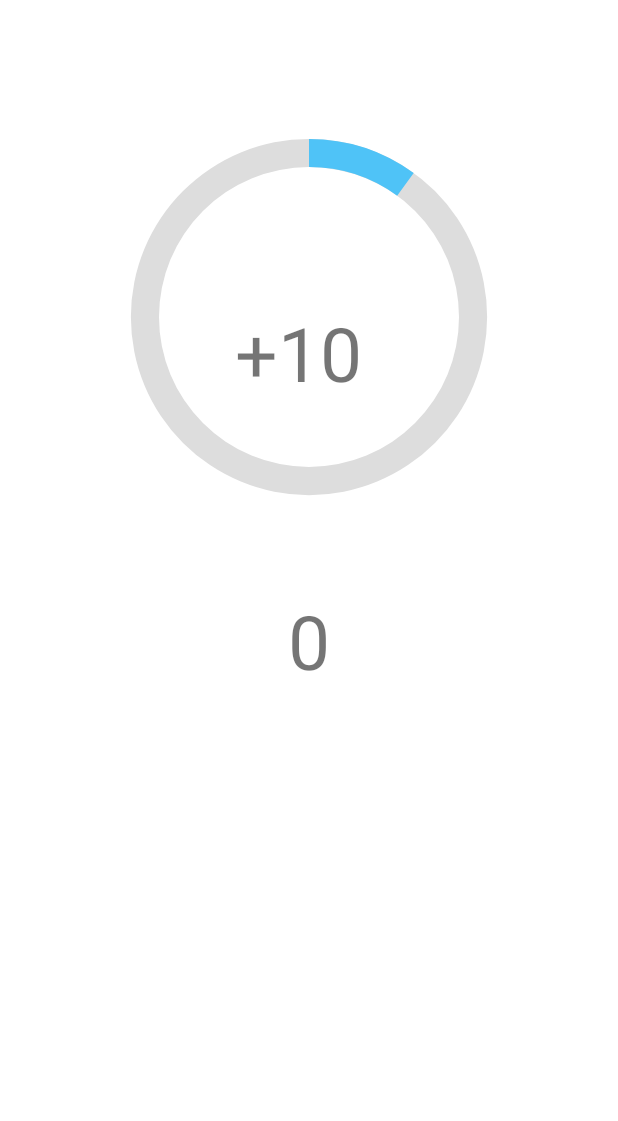
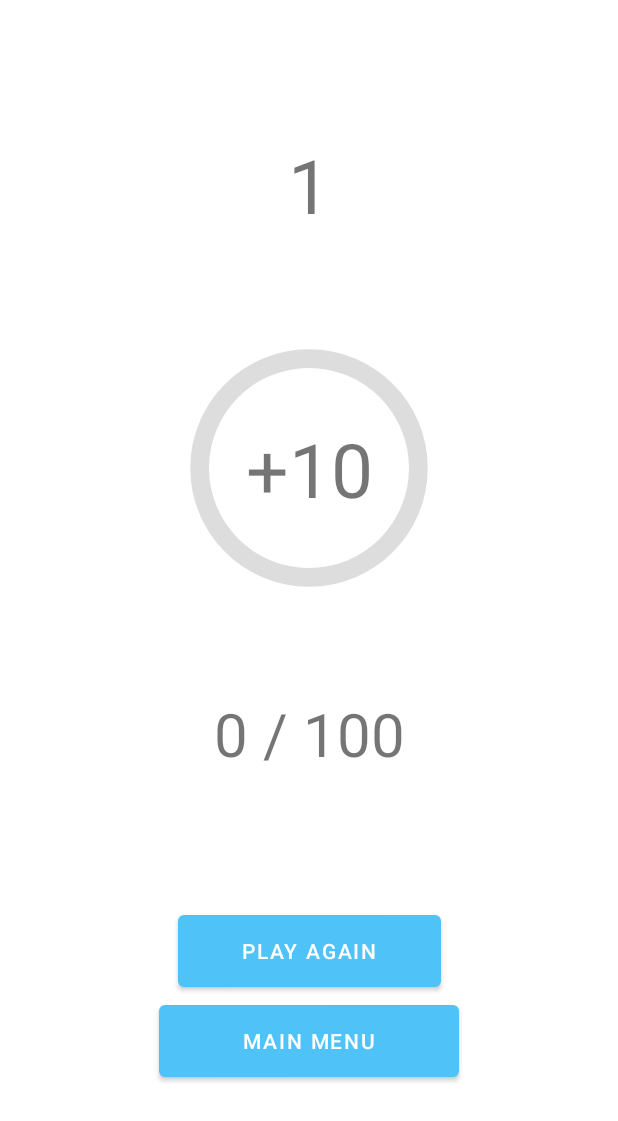
Before and after one commit to AndrewLockVI/TheOfficeQuiz, an Android app: the EndScreen screen opened directly, with no data from a screen before it, on a phone screen of 412 x 824 dp. Shown: the top 1121 px of the screen. Run offline under Robolectric (Android 15) with nearby library versions, the phone set to English and light mode, and no system bars; 3 statements that could not run were skipped.

Commit message:
Plugged in values to the end screen and created movement between activities at the end of the game.

```diff
--- a/app/src/main/java/com/nebuladev/quizgame/EndScreen.kt
+++ b/app/src/main/java/com/nebuladev/quizgame/EndScreen.kt
@@ -1,8 +1,10 @@
 package com.nebuladev.quizgame
 
+import android.content.Intent
 import android.content.SharedPreferences
 import androidx.appcompat.app.AppCompatActivity
 import android.os.Bundle
+import android.widget.Button
 import android.widget.ProgressBar
 import android.widget.TextView
 import androidx.core.app.NotificationCompat.getExtras
@@ -16,18 +18,57 @@ class EndScreen : AppCompatActivity() {
     override fun onCreate(savedInstanceState: Bundle?) {
         super.onCreate(savedInstanceState)
         setContentView(R.layout.activity_end_screen)
+        var levelScore = 100
         var score : String = getIntent().getStringExtra("score").toString()
         var  scoreText : TextView = findViewById(R.id.scoreText)
         var progressBar1 : ProgressBar = findViewById(R.id.progressToLevel)
         scoreText.text = "+" + (score.substringBefore("/").toInt() * 10).toString()
-        progressBar1.progress = scoreText.text.toString().toInt()
         var sharedPreferences : SharedPreferences = getSharedPreferences("score" , MODE_PRIVATE)
         var sharedPreferencesEditor : SharedPreferences.Editor = sharedPreferences.edit()
         sharedPreferencesEditor.putInt("score", sharedPreferences.getInt("score" , 0) + score.substringBefore("/").toInt() * 10)
         sharedPreferencesEditor.commit()
+        if(sharedPreferences.getInt("score", MODE_PRIVATE) >= (sharedPreferences.getInt("level", MODE_PRIVATE)) * levelScore)
+        {
+            sharedPreferencesEditor.putInt("level" , sharedPreferences.getInt("level", MODE_PRIVATE) + 1)
+        }
 
+
+
+        sharedPreferencesEditor.commit()
+        var level : TextView = findViewById(R.id.level)
+        level.text = (sharedPreferences.getInt("level" , MODE_PRIVATE)).toString()
+        var totalScoreInt = sharedPreferences.getInt("score" , MODE_PRIVATE).toString() + " / " + ((sharedPreferences.getInt("level" , MODE_PRIVATE)) * levelScore).toString()
         var totalScore : TextView = findViewById(R.id.totalScore)
-        totalScore.text = sharedPreferences.getInt("score" , 0).toString()
+        totalScore.text = totalScoreInt
+
+        progressBar1.progress = (((sharedPreferences.getInt("score" , MODE_PRIVATE).toDouble() - (sharedPreferences.getInt("level" , MODE_PRIVATE).toDouble() - 1) * levelScore) / levelScore) * 100).toInt()
+
+
+        var mainMenu : Button = findViewById(R.id.mainMenu)
+        mainMenu.setOnClickListener(){
+            var intentMenu : Intent = Intent(this,LandingPage::class.java)
+            startActivity(intentMenu)
+        }
+        var playAgain : Button = findViewById(R.id.playAgain)
+        playAgain.setOnClickListener(){
+            var intentPlay : Intent = Intent(this,MainActivity::class.java)
+            startActivity(intentPlay)
+
+        }
+
+
+
+
+    }
+
+
+    fun resetPrefs()
+    {
+        var sharedPreferences : SharedPreferences = getSharedPreferences("score" , MODE_PRIVATE)
+        var sharedPreferencesEditor : SharedPreferences.Editor = sharedPreferences.edit()
+        sharedPreferencesEditor.putInt("score" , 0)
+        sharedPreferencesEditor.putInt("level" , 0)
+        sharedPreferencesEditor.commit()
     }
 
 
--- a/app/src/main/res/drawable/progress_bar_circualr.xml
+++ b/app/src/main/res/drawable/progress_bar_circualr.xml
@@ -17,12 +17,7 @@
             >
             <solid android:color="@color/light_blue" />
         </shape>
+    </item>
 
 
-
-
-
-
-    </item>
-
 </layer-list>
--- a/app/src/main/res/layout/activity_end_screen.xml
+++ b/app/src/main/res/layout/activity_end_screen.xml
@@ -4,65 +4,123 @@
     xmlns:tools="http://schemas.android.com/tools"
     android:layout_width="match_parent"
     android:layout_height="match_parent"
-    tools:context=".EndScreen">
-<LinearLayout
-    android:layout_width="match_parent"
-    android:layout_height="match_parent"
-    android:gravity="center"
-    android:orientation="vertical">
+    tools:context=".EndScreen"
+    android:translationY="-100dp">
+
     <ProgressBar
         android:id="@+id/progressToLevel"
         android:layout_width="wrap_content"
         android:layout_height="wrap_content"
+        android:layout_weight="1"
+        android:indeterminateOnly="false"
+        android:minWidth="200dp"
+        android:minHeight="200dp"
+        android:progress="10"
         android:progressDrawable="@drawable/progress_bar_circualr"
-        android:minWidth="300dp"
-        android:minHeight="200dp"
-        android:layout_weight="1"
-        android:progress="10"
         android:rotation="270"
-        android:indeterminateOnly="false"
-        android:translationY="30dp"
-        >
-
+        android:textFontWeight="1"
+        app:layout_constraintBottom_toBottomOf="@+id/linearLayout"
+        app:layout_constraintEnd_toEndOf="parent"
+        app:layout_constraintStart_toStartOf="@+id/linearLayout"
+        app:layout_constraintTop_toTopOf="parent">
 
     </ProgressBar>
 
+    <TextView
+        android:id="@+id/scoreText"
+        android:layout_width="wrap_content"
+        android:layout_height="wrap_content"
+        android:layout_weight="1"
+        android:gravity="center"
+        android:text="+10"
+        android:textFontWeight="1"
+        android:textSize="50dp"
+
+        app:layout_constraintBottom_toBottomOf="@+id/progressToLevel"
+        app:layout_constraintEnd_toEndOf="@+id/progressToLevel"
+        app:layout_constraintStart_toStartOf="@+id/progressToLevel"
+        app:layout_constraintTop_toTopOf="@+id/progressToLevel">
+
+    </TextView>
+
+    <TextView
+        android:id="@+id/totalScore"
+        android:layout_width="wrap_content"
+        android:layout_height="wrap_content"
+        android:layout_weight="1"
+        android:text="100 / 250"
+        android:textFontWeight="1"
+        android:textSize="40dp"
+        android:translationY="50dp"
 
 
+        app:layout_constraintEnd_toEndOf="parent"
+        app:layout_constraintStart_toStartOf="@+id/linearLayout"
+        app:layout_constraintTop_toBottomOf="@+id/progressToLevel">
+
+    </TextView>
+
+    <TextView
+        android:id="@+id/level"
+        android:layout_width="wrap_content"
+        android:layout_height="wrap_content"
+        android:layout_weight="1"
+        android:text="Level : 1"
+        android:textFontWeight="1"
+        android:textSize="50dp"
+
+        app:layout_constraintBottom_toBottomOf="@+id/scoreText"
+        app:layout_constraintEnd_toEndOf="@+id/linearLayout"
+        app:layout_constraintStart_toStartOf="@+id/linearLayout"
+        app:layout_constraintTop_toTopOf="@+id/linearLayout">
+
+    </TextView>
+
+    <Button
+        android:layout_width="wrap_content"
+        android:layout_height="wrap_content"
+        android:text="Play Again"
+        app:layout_constraintBottom_toTopOf="@id/mainMenu"
+        app:layout_constraintEnd_toEndOf="parent"
+        app:layout_constraintStart_toStartOf="@+id/linearLayout"
+        android:minHeight="60dp"
+        android:minWidth="175dp"
+        android:id="@+id/playAgain"
+
+        >
+    </Button>
+    <Button
+        android:layout_width="wrap_content"
+        android:layout_height="wrap_content"
+        android:text="Main Menu"
+        android:id="@+id/mainMenu"
+        app:layout_constraintBottom_toBottomOf="@id/view1"
+        app:layout_constraintEnd_toEndOf="parent"
+        app:layout_constraintStart_toStartOf="@+id/linearLayout"
+        android:minWidth="200dp"
+        android:minHeight="60dp"
+        >
+    </Button>
+
+    <View
+        android:layout_width="wrap_content"
+        android:layout_height="wrap_content"
+        android:id="@+id/view1"
+        app:layout_constraintBottom_toBottomOf="@id/linearLayout"
+        app:layout_constraintLeft_toLeftOf="@id/linearLayout"
+        app:layout_constraintRight_toRightOf="@id/linearLayout"
+        >
+
+    </View>
 
 
-    <TextView
-        android:layout_width="wrap_content"
-        android:layout_height="wrap_content"
-        android:text="+10"
-        android:id="@+id/scoreText"
-        android:textSize="50dp"
-        android:translationY="-243dp"
+    <LinearLayout
+        android:id="@+id/linearLayout"
+        android:layout_width="match_parent"
+        android:layout_height="match_parent"
         android:layout_weight="1"
-        android:translationX="-7dp"
         android:gravity="center"
-
-        >
-    </TextView>
-
-
-    <TextView
-        android:layout_width="wrap_content"
-        android:layout_height="wrap_content"
-        android:text="100 / 250"
-        android:id="@+id/totalScore"
-        android:textSize="50dp"
-        android:layout_weight="1"
-        android:translationY="-200dp"
-
-
-        >
-    </TextView>
-
-
-
-
-
-
-</LinearLayout>
+        android:orientation="vertical"
+        android:textFontWeight="1">
+    </LinearLayout>
 </androidx.constraintlayout.widget.ConstraintLayout>
```
